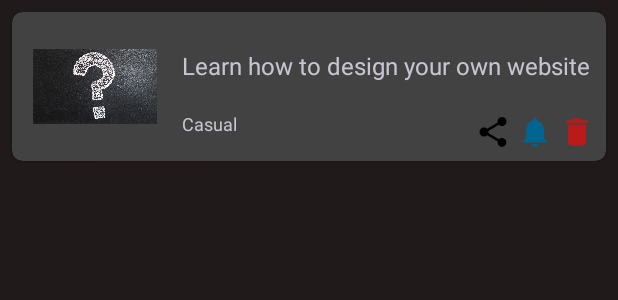
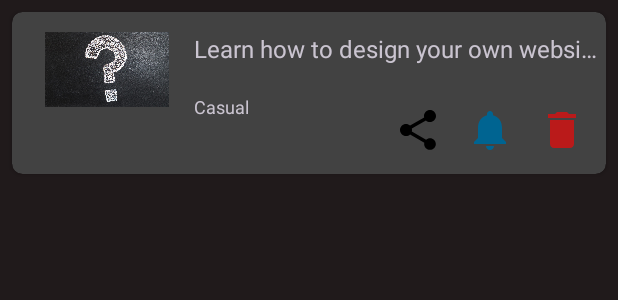
Before and after one commit to wade-profe/Boredom_Buddy, an Android app: the layout saved_suggestion_item.xml on its own in the app's theme, with its tools: preview values and no code run, on a phone screen of 412 x 824 dp. Shown: the top 300 px of the screen. Run offline under Robolectric (Android 15) with nearby library versions, the phone set to English and light mode, and no system bars; Roboto replaces fonts that are not available here.

Commit message:
Improve touch size of favourites items, change broadcast receiver to accept custom intent

```diff
--- a/app/src/main/java/com/example/android/boredombuddy/utils/InternetMonitor.kt
+++ b/app/src/main/java/com/example/android/boredombuddy/utils/InternetMonitor.kt
@@ -22,8 +22,6 @@ class InternetMonitor(private val context: Context) : LiveData<Boolean>() {
 
     val networkRequest = NetworkRequest.Builder()
         .addCapability(NetworkCapabilities.NET_CAPABILITY_INTERNET)
-        .addTransportType(NetworkCapabilities.TRANSPORT_WIFI)
-        .addTransportType(NetworkCapabilities.TRANSPORT_CELLULAR)
         .build()
 
     private val networkCallback = object : ConnectivityManager.NetworkCallback() {
--- a/app/src/main/java/com/example/android/boredombuddy/utils/NotificationUtil.kt
+++ b/app/src/main/java/com/example/android/boredombuddy/utils/NotificationUtil.kt
@@ -20,7 +20,6 @@ import com.squareup.picasso.Picasso
 import kotlinx.coroutines.DelicateCoroutinesApi
 import kotlinx.coroutines.Dispatchers
 import kotlinx.coroutines.GlobalScope
-import kotlinx.coroutines.invoke
 import kotlinx.coroutines.launch
 
 
@@ -106,6 +105,7 @@ fun makePendingIntent(context: Context, suggestion: Suggestion): PendingIntent {
         context,
         requestCode,
         Intent(context, NotificationReceiver::class.java).apply {
+            action = "com.example.android.boredombuddy.FIRE_NOTIFICATION"
             putExtra("suggestion", suggestion)
             putExtra("requestCode", requestCode)
         },
--- a/app/src/main/res/drawable/delete_icon.xml
+++ b/app/src/main/res/drawable/delete_icon.xml
@@ -1,5 +1,5 @@
-<vector android:height="24dp" android:tint="@color/md_theme_light_error"
+<vector android:height="32dp" android:tint="@color/md_theme_light_error"
     android:viewportHeight="24" android:viewportWidth="24"
-    android:width="24dp" xmlns:android="http://schemas.android.com/apk/res/android">
+    android:width="32dp" xmlns:android="http://schemas.android.com/apk/res/android">
     <path android:fillColor="@android:color/white" android:pathData="M6,19c0,1.1 0.9,2 2,2h8c1.1,0 2,-0.9 2,-2V7H6v12zM19,4h-3.5l-1,-1h-5l-1,1H5v2h14V4z"/>
 </vector>
--- a/app/src/main/res/drawable/notification_icon.xml
+++ b/app/src/main/res/drawable/notification_icon.xml
@@ -1,5 +1,5 @@
-<vector android:height="24dp" android:tint="@color/md_theme_light_secondary"
+<vector android:height="32dp" android:tint="@color/md_theme_light_secondary"
     android:viewportHeight="24" android:viewportWidth="24"
-    android:width="24dp" xmlns:android="http://schemas.android.com/apk/res/android">
+    android:width="32dp" xmlns:android="http://schemas.android.com/apk/res/android">
     <path android:fillColor="@android:color/white" android:pathData="M12,22c1.1,0 2,-0.9 2,-2h-4c0,1.1 0.89,2 2,2zM18,16v-5c0,-3.07 -1.64,-5.64 -4.5,-6.32L13.5,4c0,-0.83 -0.67,-1.5 -1.5,-1.5s-1.5,0.67 -1.5,1.5v0.68C7.63,5.36 6,7.92 6,11v5l-2,2v1h16v-1l-2,-2z"/>
 </vector>
--- a/app/src/main/res/drawable/share_icon.xml
+++ b/app/src/main/res/drawable/share_icon.xml
@@ -1,5 +1,5 @@
-<vector android:height="24dp" android:tint="#000000"
+<vector android:height="32dp" android:tint="#000000"
     android:viewportHeight="24" android:viewportWidth="24"
-    android:width="24dp" xmlns:android="http://schemas.android.com/apk/res/android">
+    android:width="32dp" xmlns:android="http://schemas.android.com/apk/res/android">
     <path android:fillColor="@android:color/white" android:pathData="M18,16.08c-0.76,0 -1.44,0.3 -1.96,0.77L8.91,12.7c0.05,-0.23 0.09,-0.46 0.09,-0.7s-0.04,-0.47 -0.09,-0.7l7.05,-4.11c0.54,0.5 1.25,0.81 2.04,0.81 1.66,0 3,-1.34 3,-3s-1.34,-3 -3,-3 -3,1.34 -3,3c0,0.24 0.04,0.47 0.09,0.7L8.04,9.81C7.5,9.31 6.79,9 6,9c-1.66,0 -3,1.34 -3,3s1.34,3 3,3c0.79,0 1.5,-0.31 2.04,-0.81l7.12,4.16c-0.05,0.21 -0.08,0.43 -0.08,0.65 0,1.61 1.31,2.92 2.92,2.92 1.61,0 2.92,-1.31 2.92,-2.92s-1.31,-2.92 -2.92,-2.92z"/>
 </vector>
--- a/app/src/main/res/layout/saved_suggestion_item.xml
+++ b/app/src/main/res/layout/saved_suggestion_item.xml
@@ -28,10 +28,10 @@
                 android:layout_width="100dp"
                 android:layout_height="50dp"
                 android:contentDescription="@string/suggestion_image"
-                app:layout_constraintBottom_toBottomOf="parent"
                 app:layout_constraintStart_toStartOf="parent"
                 app:layout_constraintTop_toTopOf="parent"
-                tools:src="@drawable/placeholder_image" />
+                tools:src="@drawable/placeholder_image"
+                android:layout_margin="8dp"/>
 
             <TextView
                 android:id="@+id/suggestion_text"
@@ -42,9 +42,8 @@
                 android:text="@{suggestion.activity}"
                 android:textSize="16sp"
                 android:fontFamily="@font/finger_paint"
-                app:layout_constraintBottom_toTopOf="@id/delete_icon"
                 app:layout_constraintStart_toEndOf="@id/suggestion_image"
-                app:layout_constraintTop_toTopOf="parent"
+                app:layout_constraintTop_toTopOf="@id/suggestion_image"
                 app:layout_constraintEnd_toEndOf="parent"
                 tools:text="Learn how to design your own website"
                 android:layout_marginStart="8dp"/>
@@ -86,7 +85,7 @@
                 app:layout_constraintEnd_toEndOf="parent"
                 app:layout_constraintHorizontal_bias="0.5"
                 app:layout_constraintStart_toEndOf="@+id/notification_icon"
-                android:padding="2dp"/>
+                android:padding="8dp"/>
 
             <ImageView
                 android:id="@+id/notification_icon"
@@ -97,7 +96,7 @@
                 app:layout_constraintTop_toBottomOf="@id/suggestion_link"
                 app:layout_constraintHorizontal_bias="0.5"
                 app:layout_constraintStart_toEndOf="@+id/share_button"
-                android:padding="2dp"/>
+                android:padding="8dp"/>
 
             <ImageView
                 android:id="@+id/share_button"
@@ -108,7 +107,7 @@
                 app:layout_constraintTop_toBottomOf="@id/suggestion_link"
                 app:layout_constraintEnd_toStartOf="@+id/notification_icon"
                 app:layout_constraintHorizontal_chainStyle="spread_inside"
-                android:padding="2dp"/>
+                android:padding="8dp"/>
 
 
         </androidx.constraintlayout.widget.ConstraintLayout>
```
Also changed, not shown: app/src/main/AndroidManifest.xml (+7 -7 lines), app/src/main/java/com/example/android/boredombuddy/setNotification/NotificationReceiver.kt (+11 -7 lines).
